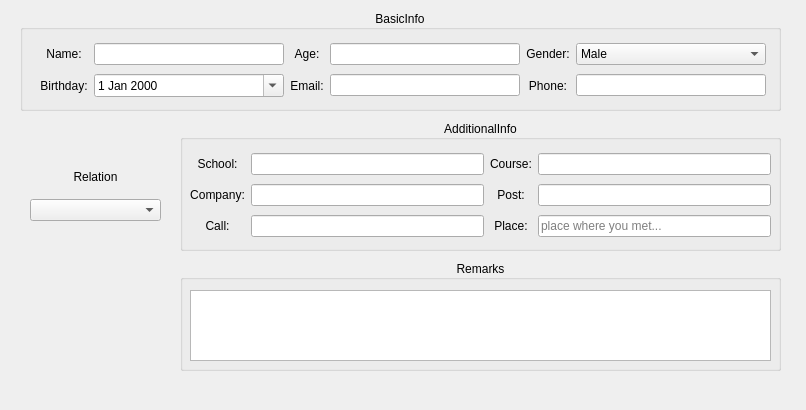
First picture: the form in insertwindow.ui, repository kabu1204/ManagementSystem, before the edit.
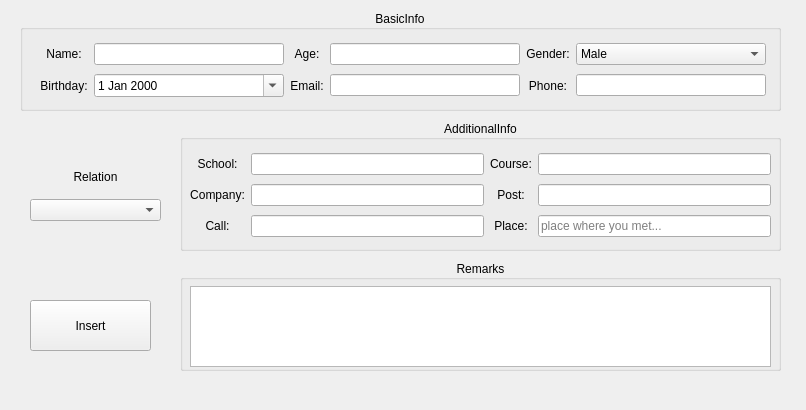
Second picture: the form after the edit.

The edit to the form file:
```diff
--- a/insertwindow.ui
+++ b/insertwindow.ui
@@ -282,18 +282,18 @@
    <property name="alignment">
     <set>Qt::AlignCenter</set>
    </property>
-   <widget class="QTextEdit" name="remarkIn">
+   <widget class="QPlainTextEdit" name="remarkIn">
     <property name="geometry">
      <rect>
       <x>10</x>
-      <y>30</y>
+      <y>26</y>
       <width>581</width>
-      <height>71</height>
+      <height>81</height>
      </rect>
     </property>
    </widget>
   </widget>
-  <widget class="QWidget" name="">
+  <widget class="QWidget" name="layoutWidget">
    <property name="geometry">
     <rect>
      <x>30</x>
@@ -364,6 +364,19 @@
     </item>
    </layout>
   </widget>
+  <widget class="QPushButton" name="insertButton">
+   <property name="geometry">
+    <rect>
+     <x>30</x>
+     <y>300</y>
+     <width>121</width>
+     <height>51</height>
+    </rect>
+   </property>
+   <property name="text">
+    <string>Insert</string>
+   </property>
+  </widget>
  </widget>
  <resources/>
  <connections/>
```
Left out of the diff: 4 changed lines with no effect on the pictures.
